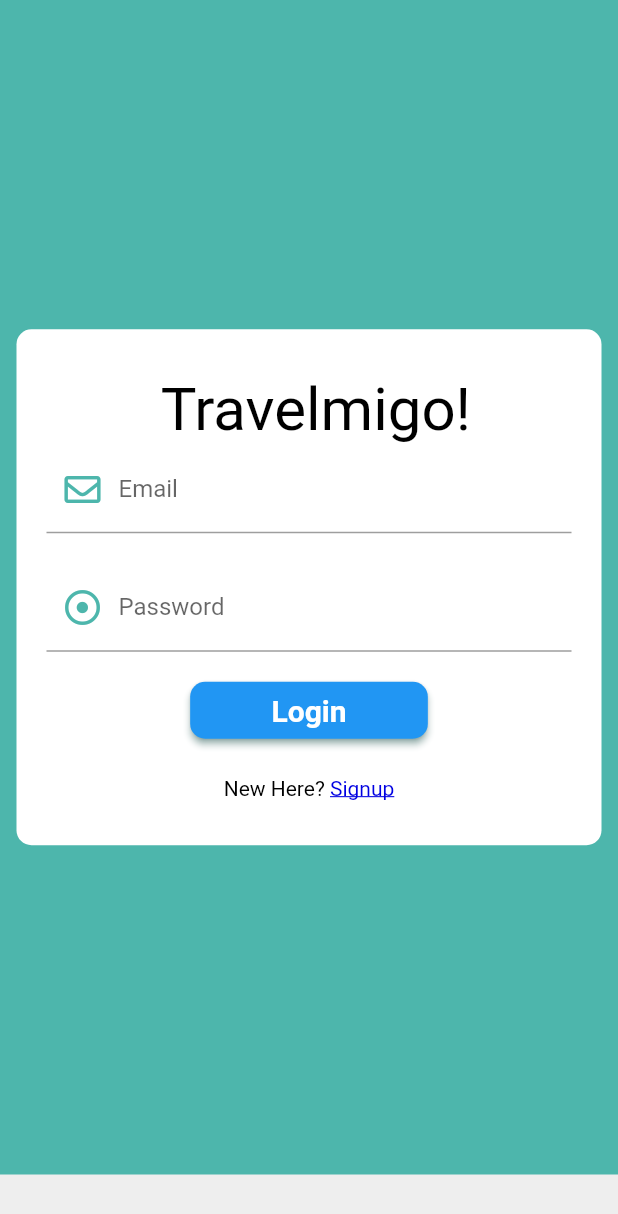
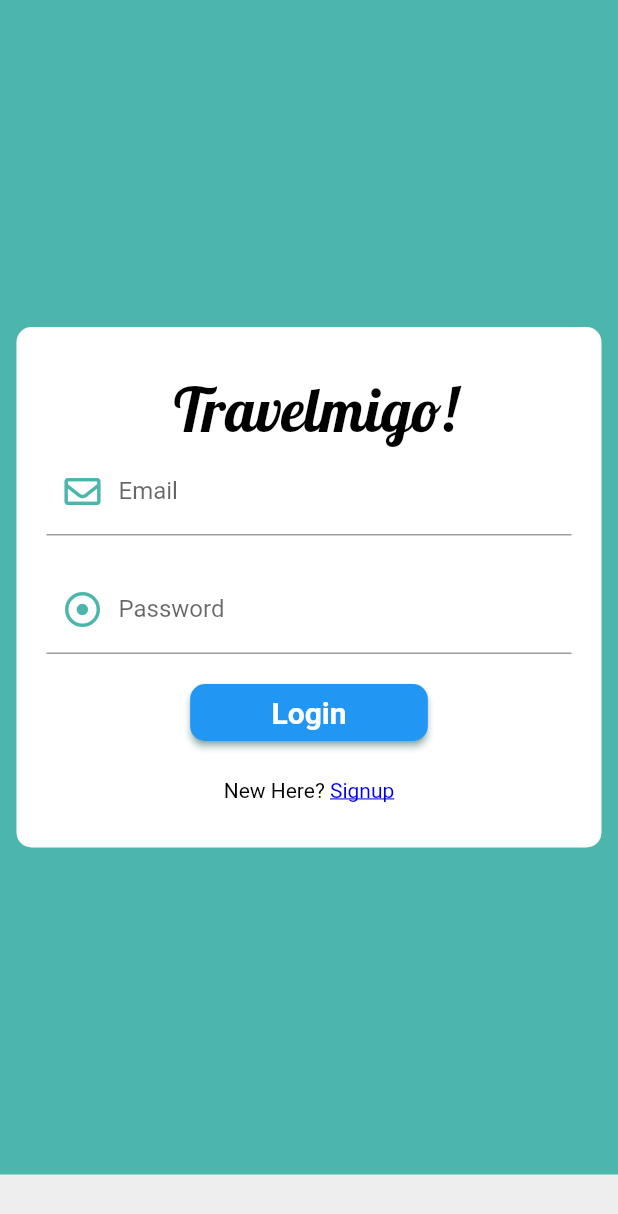
Before and after one commit to binayakbishnu/Travelmigo_App, a Flutter app: the screen it shows after launch, after a tap on "Login", on a phone screen of 412 x 824 dp. Shown: the top 1214 px of the screen. Run offline on Flutter 3.47's test engine with Material 2 defaults, Android fonts, the phone set to English and light mode, and no system bars; our stand-ins replace firebase_auth, firebase_core, flutter_spinkit, font_awesome_flutter; accounts and stored records are empty; network calls fail.

Commit message:
pre-review edits

```diff
--- a/lib/main.dart
+++ b/lib/main.dart
@@ -5,76 +5,76 @@ import 'package:travelmigo_2021/screens/wrapper.dart';
 // void main() {
 //   runApp(MyApp());
 // }
+void main() async {
+  WidgetsFlutterBinding.ensureInitialized();
+  await Firebase.initializeApp();
+  runApp(MyApp());
+}
 // void main() async {
 //   WidgetsFlutterBinding.ensureInitialized();
-//   await Firebase.initializeApp();
-//   runApp(MyApp());
+//   // await Firebase.initializeApp();
+//   runApp(Portal());
 // }
-void main() async {
-  WidgetsFlutterBinding.ensureInitialized();
-  // await Firebase.initializeApp();
-  runApp(Portal());
-}
 
-class Portal extends StatelessWidget {
-  @override
-  Widget build(BuildContext context) {
-    return FutureBuilder(
-      //* Initialize FlutterFire
-      future: Firebase.initializeApp(),
-      builder: (context, snapshot) {
-        //// Check for errors
-        if (snapshot.hasError) {
-          return SomethingWentWrong();
-        }
+// class Portal extends StatelessWidget {
+//   @override
+//   Widget build(BuildContext context) {
+//     return FutureBuilder(
+//       //* Initialize FlutterFire
+//       future: Firebase.initializeApp(),
+//       builder: (context, snapshot) {
+//         //// Check for errors
+//         if (snapshot.hasError) {
+//           return SomethingWentWrong();
+//         }
 
-        //// Once complete, show your application
-        if (snapshot.connectionState == ConnectionState.done) {
-          return MyApp();
-        }
+//         //// Once complete, show your application
+//         if (snapshot.connectionState == ConnectionState.done) {
+//           return MyApp();
+//         }
 
-        //// Otherwise, show something whilst waiting for initialization to complete
-        return Loading();
-      },
-    );
-  }
-}
+//         //// Otherwise, show something whilst waiting for initialization to complete
+//         return Loading();
+//       },
+//     );
+//   }
+// }
 
-class SomethingWentWrong extends StatelessWidget {
-  // const SomethingWentWrong({Key? key}) : super(key: key);
+// class SomethingWentWrong extends StatelessWidget {
+//   // const SomethingWentWrong({Key? key}) : super(key: key);
 
-  @override
-  Widget build(BuildContext context) {
-    return MaterialApp(
-      home: Scaffold(
-        body: Container(
-          child: Text(
-            '!!!Error!!!',
-            style: TextStyle(
-              color: Colors.red,
-              fontWeight: FontWeight.bold,
-            ),
-          ),
-        ),
-      ),
-    );
-  }
-}
+//   @override
+//   Widget build(BuildContext context) {
+//     return MaterialApp(
+//       home: Scaffold(
+//         body: Container(
+//           child: Text(
+//             '!!!Error!!!',
+//             style: TextStyle(
+//               color: Colors.red,
+//               fontWeight: FontWeight.bold,
+//             ),
+//           ),
+//         ),
+//       ),
+//     );
+//   }
+// }
 
-class Loading extends StatelessWidget {
-  // const Loading({Key? key}) : super(key: key);
+// class Loading extends StatelessWidget {
+//   // const Loading({Key? key}) : super(key: key);
 
-  @override
-  Widget build(BuildContext context) {
-    return MaterialApp(
-      home: Scaffold(
-        body: Container(
-          child: Text('App is loading...'),
-        ),
-      ),
-    );
-  }
-}
+//   @override
+//   Widget build(BuildContext context) {
+//     return MaterialApp(
+//       home: Scaffold(
+//         body: Container(
+//           child: Text('App is loading...'),
+//         ),
+//       ),
+//     );
+//   }
+// }
 
 class MyApp extends StatelessWidget {
   @override
--- a/lib/screens/exchange/exchange.dart
+++ b/lib/screens/exchange/exchange.dart
@@ -64,8 +64,12 @@ class XchangeState extends State<Xchange> {
                   TextSpan(
                     text: ' Travelmigo!',
                     style: TextStyle(
-                      fontFamily: 'Lobster',
+                      // fontFamily: 'Lobster',
+                      // fontSize: 35.0,
+                      fontFamily: 'Lobster_Two',
                       fontSize: 35.0,
+                      fontWeight: FontWeight.bold,
+                      fontStyle: FontStyle.italic,
                       color: Theme.of(context).scaffoldBackgroundColor,
                     ),
                   ),
--- a/lib/screens/home/home.dart
+++ b/lib/screens/home/home.dart
@@ -53,8 +53,10 @@ class _HomeState extends State<Home> {
                   TextSpan(
                     text: ' Travelmigo!',
                     style: TextStyle(
-                      fontFamily: 'Lobster',
+                      fontFamily: 'Lobster_Two',
                       fontSize: 35.0,
+                      fontWeight: FontWeight.bold,
+                      fontStyle: FontStyle.italic,
                     ),
                   ),
                 ],
--- a/lib/screens/place_pages/details_page_places.dart
+++ b/lib/screens/place_pages/details_page_places.dart
@@ -62,8 +62,12 @@ class _PlacesDetailsPageState extends State<PlacesDetailsPage> {
                     text: widget.placed.city,
                     //!!
                     style: TextStyle(
-                      fontFamily: 'Lobster',
+                      // fontFamily: 'Lobster',
+                      // fontSize: 35.0,
+                      fontFamily: 'Lobster_Two',
                       fontSize: 35.0,
+                      fontWeight: FontWeight.bold,
+                      fontStyle: FontStyle.italic,
                     ),
                   ),
                 ],
```
Also changed, not shown: lib/screens/profile/profile.dart (+5 -2 lines), pubspec.yaml (+29 -11 lines).
